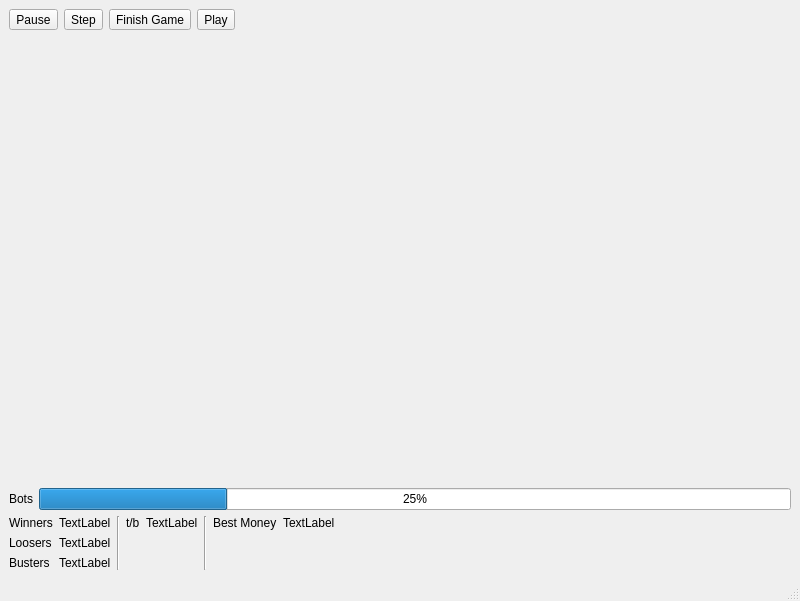
Old version of the form blackjackBotMainWindow.ui in the repository Timin8er/BlackjackBot.
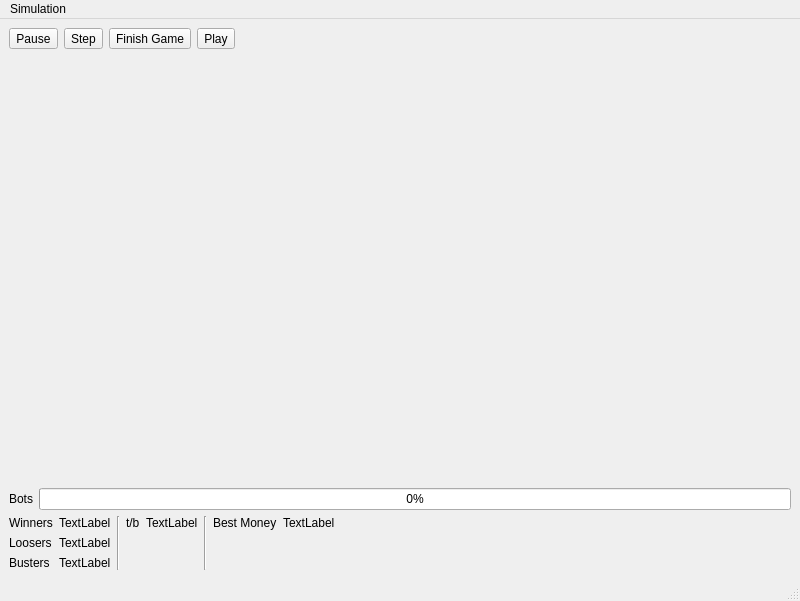
New version of the form.

Commit message:
Slowed Down simulation
added time.sleep and print statements to the simulation cycle to aid in cycle development.

Patch:
```diff
--- a/blackjackBotMainWindow.ui
+++ b/blackjackBotMainWindow.ui
@@ -119,7 +119,7 @@
       <item>
        <widget class="QProgressBar" name="progressBar">
         <property name="value">
-         <number>25</number>
+         <number>0</number>
         </property>
        </widget>
       </item>
@@ -252,6 +252,13 @@
      <height>21</height>
     </rect>
    </property>
+   <widget class="QMenu" name="menuSimulation">
+    <property name="title">
+     <string>Simulation</string>
+    </property>
+    <addaction name="actionReset"/>
+   </widget>
+   <addaction name="menuSimulation"/>
   </widget>
   <widget class="QStatusBar" name="statusbar"/>
  </widget>
```
Left out of the diff: 5 changed lines with no effect on the pictures. The commit also changes 4 other files.
